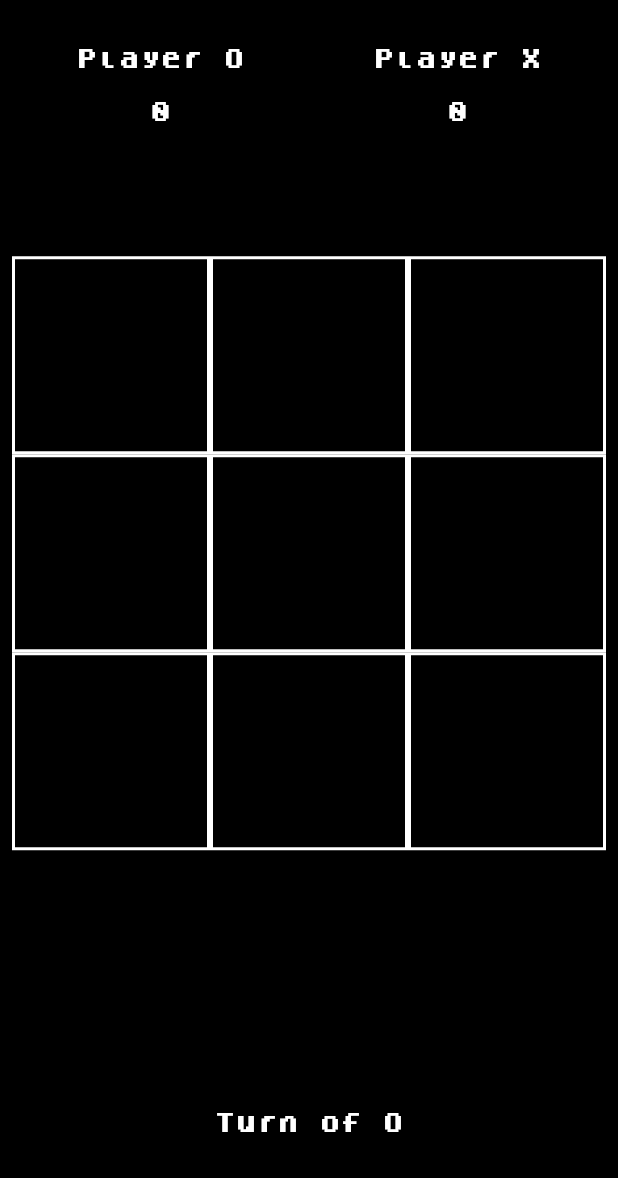
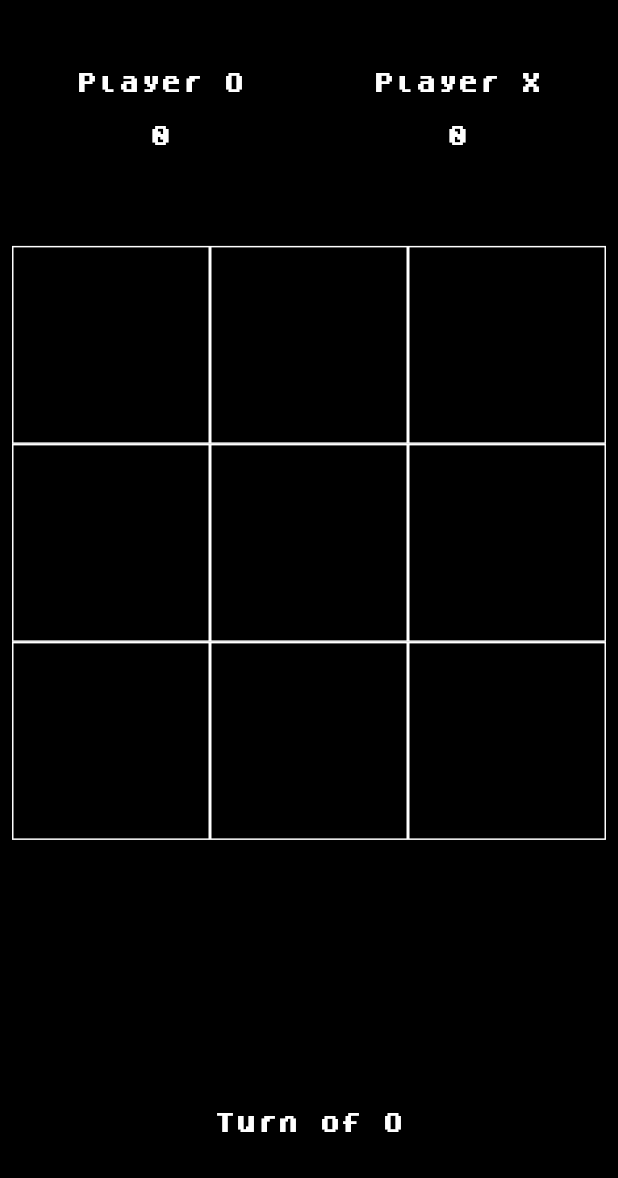
Before and after one commit to iramarJunior/tic_tac_toe, a Flutter app: the screen it shows after launch, on a phone screen of 412 x 824 dp, the part 58-1236 px from its top. Run offline on Flutter 3.47's test engine with Material 2 defaults, Android fonts, the phone set to English and light mode, and no system bars.

Commit message:
changing the layout

```diff
--- a/lib/pages/home_screen.dart
+++ b/lib/pages/home_screen.dart
@@ -61,20 +61,22 @@ class _HomeScreenState extends State<HomeScreen> {
         ),
       ),
       backgroundColor: Colors.black,
-      body: Column(
-        mainAxisAlignment: MainAxisAlignment.spaceBetween,
+      body: SafeArea(
+        child: Column(
           children: [
             _buildPointsTable(),
             _buildGrid(),
             _buildTurn(),
           ],
         ),
+      ),
     );
   }
 
   Widget _buildPointsTable() {
-    return Container(
-      padding: const EdgeInsets.fromLTRB(8.0, 16.0, 8.0, 16.0),
+    return Expanded(
+      child: Container(
+        padding: const EdgeInsets.fromLTRB(8.0, 32.0, 8.0, 16.0),
         child: Row(
           mainAxisAlignment: MainAxisAlignment.spaceAround,
           children: [
@@ -82,14 +84,15 @@ class _HomeScreenState extends State<HomeScreen> {
             Player(score: _scoreX, name: 'Player X')
           ],
         ),
+      ),
     );
   }
 
   Widget _buildGrid() {
-    return Container(
-      height: 480,
+    return Expanded(
+      flex: 4,
+      child: Container(
         padding: const EdgeInsets.all(8.0),
-      // color: Colors.amber,
         child: GridView.builder(
           itemCount: 9,
           gridDelegate: const SliverGridDelegateWithFixedCrossAxisCount(
@@ -102,13 +105,14 @@ class _HomeScreenState extends State<HomeScreen> {
               },
               child: Container(
                 decoration: BoxDecoration(
-                border: Border.all(color: Colors.white, width: 2.0),
+                  border: Border.all(color: Colors.white, width: 1.0),
                 ),
                 child: Center(
                   child: Text(
                     _xOrOList[index],
                     style: TextStyle(
-                    color: _xOrOList[index] == 'x' ? Colors.white : Colors.red,
+                      color:
+                          _xOrOList[index] == 'x' ? Colors.blue : Colors.green,
                       fontSize: 32,
                       fontWeight: FontWeight.bold,
                     ),
@@ -117,6 +121,7 @@ class _HomeScreenState extends State<HomeScreen> {
               ),
             );
           },
+        ),
       ),
     );
   }
```
Lines whose indentation alone changed are shown as unchanged.
